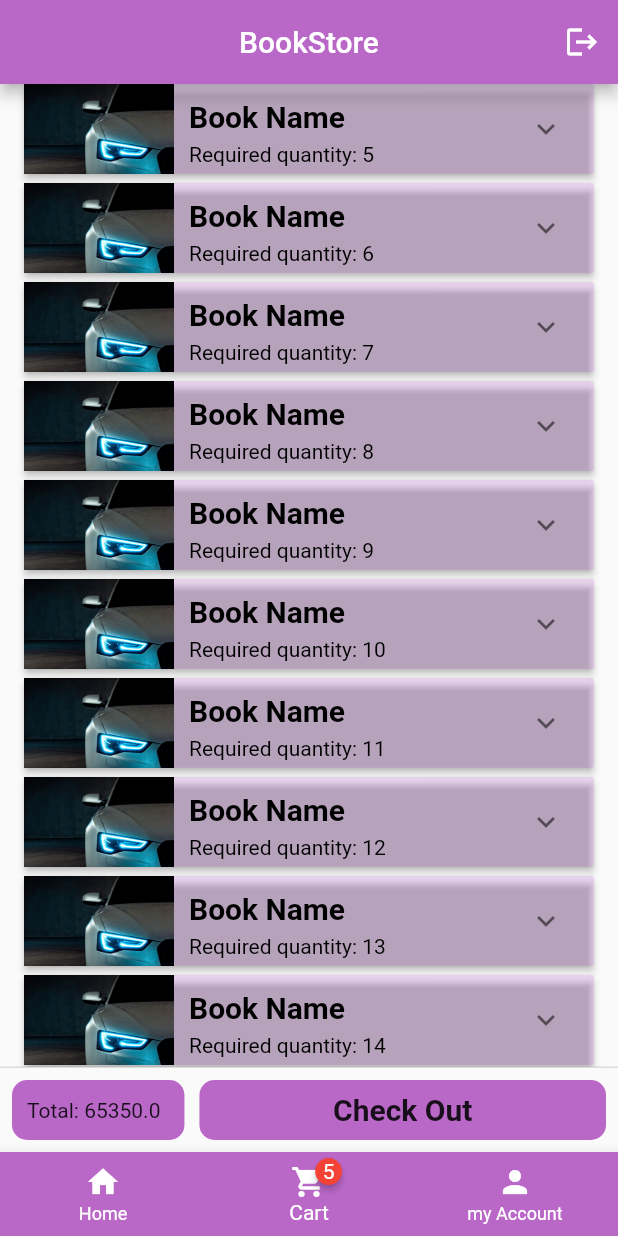
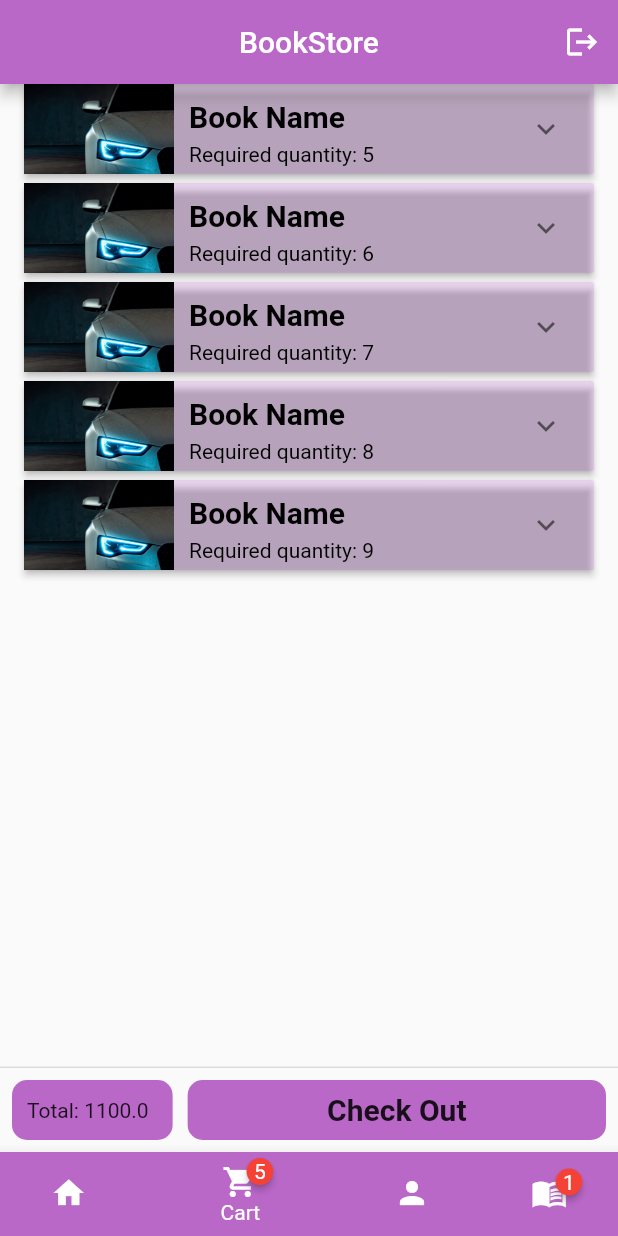
Before and after one commit to Salah-Eltenehy/book-store, a Flutter app: the MainApp screen opened directly, item 2 of the bottom bar chosen, on a phone screen of 412 x 824 dp. Run offline on Flutter 3.47's test engine with Material 2 defaults, Android fonts, the phone set to English and light mode, and no system bars; drawn by our look-alikes of badges; our stand-ins replace cached_network_image, flutter_bloc, google_fonts; missing offline and left inert: credit_card_validator, open_street_map_search_and_pick; network calls fail.

Commit message:
continue refactoring

```diff
--- a/order_processing/lib/modules/cart/CartScreen.dart
+++ b/order_processing/lib/modules/cart/CartScreen.dart
@@ -10,7 +10,7 @@
 import '../CardUtils/CardNumberInputFormatter.dart';
 import '../CardUtils/CardUtils.dart';
 class CartScreen extends StatelessWidget {
-  int total = 30;
+  int total = 5;
   var scaffoldKey = GlobalKey<ScaffoldState>();
   var formKey = GlobalKey<FormState>();
 
--- a/order_processing/lib/screen/MainApp.dart
+++ b/order_processing/lib/screen/MainApp.dart
@@ -12,7 +12,7 @@
   static int currentPage = 0;
   static int cartItems = 5;
   static int orders = 1;
-  static bool Manger = false;
+  static bool Manger = true;
   static List<Book> books = [
     new Book(
         "0123456789012",
@@ -61,7 +61,11 @@
 }
 
 class _MainAppState extends State<MainApp> {
-  List<BottomNavigationBarItem> bottomBarButtons =[
+  late List<BottomNavigationBarItem> bottomBarButtons;
+  @override
+  Widget build(BuildContext context) {
+    if (MainApp.Manger){
+      bottomBarButtons =[
         BottomNavigationBarItem(
             backgroundColor: kPrimaryColor,
             icon: Icon(Icons.home),
@@ -81,12 +85,7 @@
             label: "Cart"),
         BottomNavigationBarItem(
             icon: Icon(Icons.person), label: "my Account"),
-  ];
-
-  @override
-  Widget build(BuildContext context) {
-    if (MainApp.Manger){
-      bottomBarButtons.add(  BottomNavigationBarItem(
+        BottomNavigationBarItem(
             icon: MainApp.orders != 0
                 ? Badge(
               showBadge: true,
@@ -99,7 +98,32 @@
             )
                 : const Icon(Icons.menu_book_sharp),
             label: "Orders"),
-      );
+      ];
+
+    }
+    else{
+      bottomBarButtons =[
+        BottomNavigationBarItem(
+            backgroundColor: kPrimaryColor,
+            icon: Icon(Icons.home),
+            label: "Home"),
+        BottomNavigationBarItem(
+            icon: MainApp.cartItems != 0
+                ? Badge(
+              showBadge: true,
+              badgeContent: Text("${MainApp.cartItems}",
+                  style: const TextStyle(color: Colors.white)),
+              animationType: BadgeAnimationType.scale,
+              shape: BadgeShape.circle,
+              //position: BadgePosition.center(),
+              child: const Icon(Icons.shopping_cart),
+            )
+                : const Icon(Icons.shopping_cart),
+            label: "Cart"),
+        BottomNavigationBarItem(
+            icon: Icon(Icons.person), label: "my Account"),
+
+      ];
     }
     return Scaffold(
       appBar: AppBar(
@@ -121,10 +145,7 @@
               ? CartScreen()
               : (MainApp.currentPage == 2)
                   ? Account()
-                  : MainApp.Manger
-                    ?OrdersScreen()
-                    :null,
-
+                  : OrdersScreen(),
       bottomNavigationBar: BottomNavigationBar(
         backgroundColor: kPrimaryColor,
         unselectedItemColor: Colors.white,
```
Lines whose indentation alone changed are shown as unchanged.
